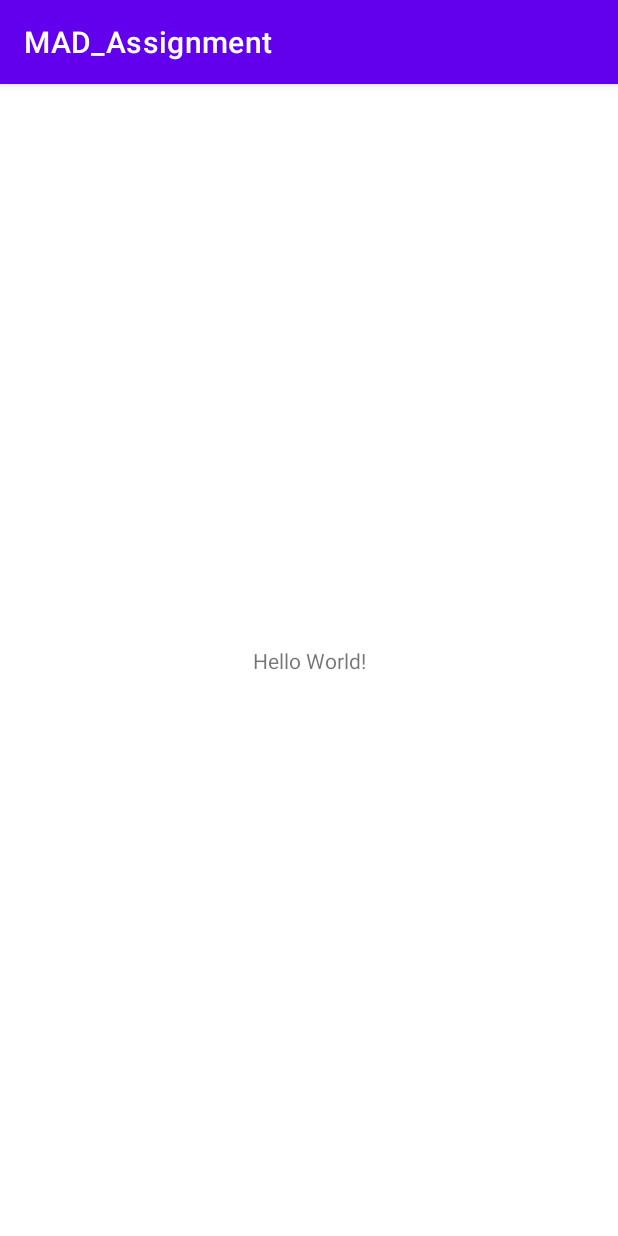
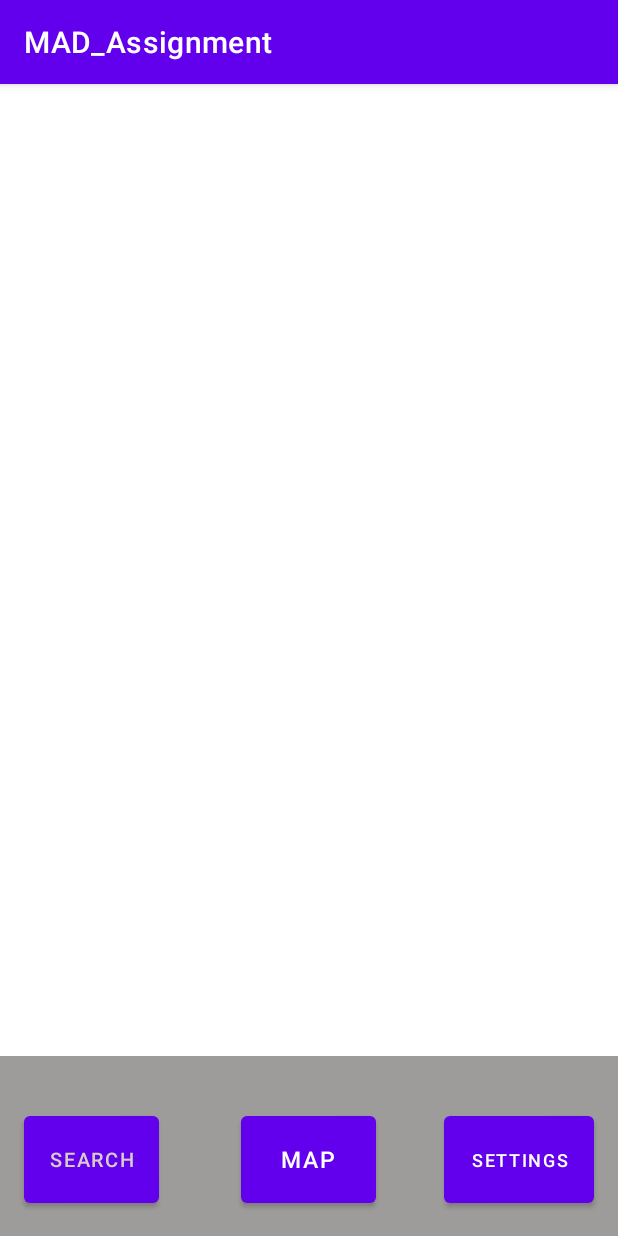
Before and after one commit to Nuggetierer/MAD_Assignment, an Android app: the screen it shows after launch (MainActivity), on a phone screen of 412 x 824 dp. Run offline under Robolectric (Android 15) with nearby library versions, the phone set to English and light mode, and no system bars.

Commit message:
Created main activity buttons

```diff
--- /dev/null
+++ b/app/src/main/res/drawable/box.xml
@@ -0,0 +1,9 @@
+<?xml version="1.0" encoding="utf-8"?>
+<selector xmlns:android="http://schemas.android.com/apk/res/android">
+
+    <item>
+        <shape android:shape="rectangle">
+            <solid android:color="#9e9b9b"/>
+        </shape>
+    </item>
+</selector>
--- a/app/src/main/res/layout/activity_main.xml
+++ b/app/src/main/res/layout/activity_main.xml
@@ -7,12 +7,48 @@
     tools:context=".MainActivity">
 
     <TextView
-        android:layout_width="wrap_content"
-        android:layout_height="wrap_content"
-        android:text="Hello World!"
+        android:id="@+id/buttonBox"
+        android:layout_width="450dp"
+        android:layout_height="120dp"
+        android:background="@drawable/box"
+        android:text=""
         app:layout_constraintBottom_toBottomOf="parent"
-        app:layout_constraintLeft_toLeftOf="parent"
-        app:layout_constraintRight_toRightOf="parent"
-        app:layout_constraintTop_toTopOf="parent" />
+        app:layout_constraintEnd_toEndOf="parent"
+        app:layout_constraintHorizontal_bias="0.512"
+        app:layout_constraintStart_toStartOf="parent" />
 
+    <Button
+        android:id="@+id/searchButton"
+        android:layout_width="90dp"
+        android:layout_height="70dp"
+        android:layout_marginStart="16dp"
+        android:layout_marginBottom="16dp"
+        android:text="Search"
+        android:textColor="#D7CCC8"
+        android:textSize="13dp"
+        app:layout_constraintBottom_toBottomOf="parent"
+        app:layout_constraintStart_toStartOf="parent" />
+
+    <Button
+        android:id="@+id/mapButton"
+        android:layout_width="90dp"
+        android:layout_height="70dp"
+        android:layout_marginBottom="16dp"
+        android:text="Map"
+        android:textSize="15dp"
+        app:layout_constraintBottom_toBottomOf="parent"
+        app:layout_constraintEnd_toStartOf="@+id/settingsButton"
+        app:layout_constraintHorizontal_bias="0.545"
+        app:layout_constraintStart_toEndOf="@+id/searchButton" />
+
+    <Button
+        android:id="@+id/settingsButton"
+        android:layout_width="100dp"
+        android:layout_height="70dp"
+        android:layout_marginEnd="16dp"
+        android:layout_marginBottom="16dp"
+        android:text="Settings"
+        android:textSize="12dp"
+        app:layout_constraintBottom_toBottomOf="parent"
+        app:layout_constraintEnd_toEndOf="parent" />
 </androidx.constraintlayout.widget.ConstraintLayout>
```
